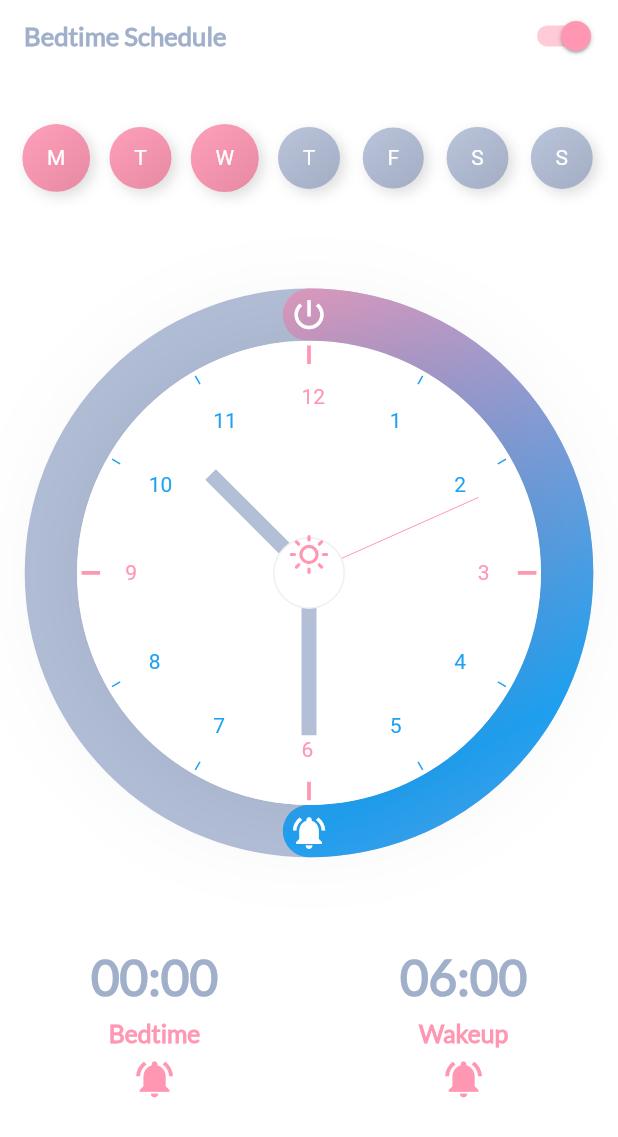
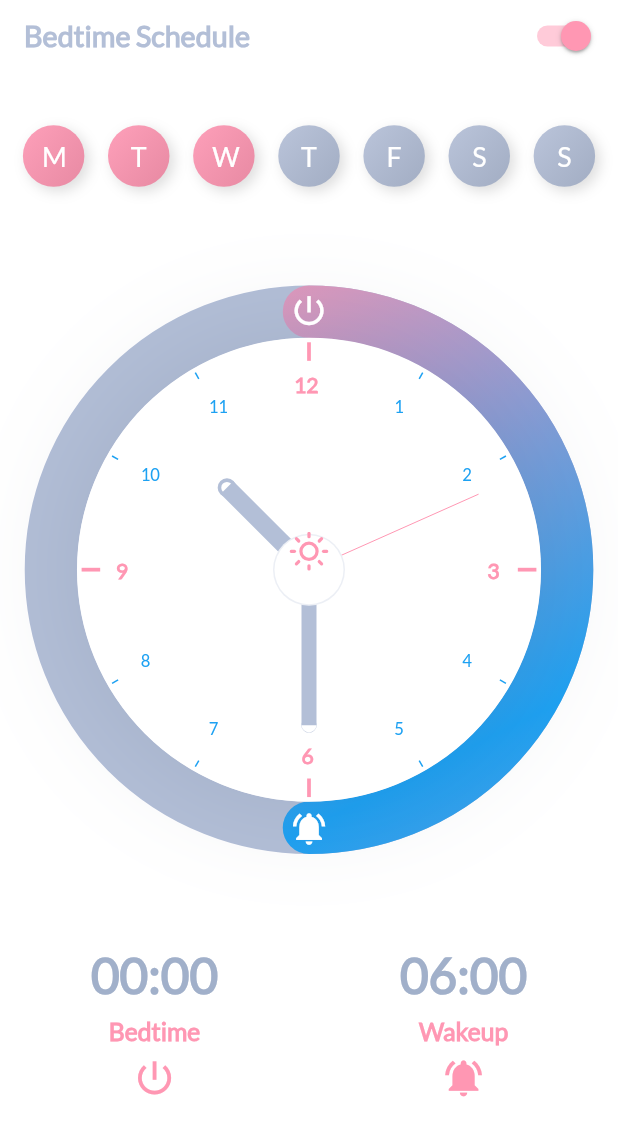
Before and after one commit to lambiengcode/analog-clock, a Flutter app: the BedTimePage widget shown alone on an empty page, opened directly, on a phone screen of 412 x 824 dp. Shown: the top 1137 px of the screen. Run offline on Flutter 3.47's test engine with Material 2 defaults, Android fonts, the phone set to English and light mode, and no system bars; drawn by our look-alikes of flutter_neumorphic, percent_indicator; our stand-ins replace flutter_icons, flutter_svg, get, get_storage, google_fonts; accounts and stored records are empty.

Commit message:
custom clock painter

```diff
--- a/lib/src/pages/bedtime/bed_time_page.dart
+++ b/lib/src/pages/bedtime/bed_time_page.dart
@@ -140,9 +140,9 @@ class _BedTimePageState extends State<BedTimePage> {
           Text(
             'Bedtime Schedule',
             style: TextStyle(
-              color: Theme.of(context).iconTheme.color,
+              color: Theme.of(context).accentColor,
               fontFamily: 'Lato',
-              fontSize: width / 24.0,
+              fontSize: width / 21.5,
               fontWeight: FontWeight.w600,
             ),
           ),
@@ -212,7 +212,7 @@ class _BedTimePageState extends State<BedTimePage> {
         ),
         SizedBox(height: 6.0),
         Icon(
-          Icons.notifications_active,
+          icon,
           color: Theme.of(context).primaryColor,
           size: width / 14.0,
         ),
--- a/lib/src/pages/bedtime/widgets/pick_day.dart
+++ b/lib/src/pages/bedtime/widgets/pick_day.dart
@@ -38,19 +38,19 @@ class _PickDayState extends State<PickDay> {
 
   Widget _buildAction(context, index) {
     return Container(
-      height: width / 7.5,
-      width: width / 7.5,
+      height: width / 8,
+      width: width / 8,
       alignment: Alignment.center,
       child: NeumorphicButton(
         onPressed: () => pickDay(index),
         child: Text(
           values[index],
-          style: TextStyle(
-            color: Theme.of(context).scaffoldBackgroundColor,
-            fontWeight: FontWeight.w400,
-          ),
+          style: Theme.of(context).textTheme.headline2.copyWith(
+                fontSize: width / 23.0,
+                fontFamily: 'Lato',
+                fontWeight: FontWeight.w400,
+              ),
         ),
-        padding: EdgeInsets.all(width / 25.0),
         style: NeumorphicStyle(
           shape: NeumorphicShape.convex,
           boxShape: NeumorphicBoxShape.circle(),
--- a/lib/src/pages/home/widgets/body.dart
+++ b/lib/src/pages/home/widgets/body.dart
@@ -36,13 +36,6 @@ class Body extends StatelessWidget {
               child: Row(
                 children: [
                   CountryCard(
-                    country: "Ho Chi Minh, VN",
-                    timeZone: "UTC +7 | SEA",
-                    iconSrc: "assets/icons/Sydney.svg",
-                    time: format.format(DateTime.now()),
-                    period: "PM",
-                  ),
-                  CountryCard(
                     country: "New York, USA",
                     timeZone: "UTC -5 | EST",
                     iconSrc: "assets/icons/Liberty.svg",
@@ -65,7 +58,7 @@ class Body extends StatelessWidget {
                     period: "AM",
                   ),
                   CountryCard(
-                    country: "HongKong, China",
+                    country: "HongKong, CN",
                     timeZone: "UTC +8 | EA",
                     iconSrc: "assets/icons/Sydney.svg",
                     time: format.format(
--- a/lib/src/pages/home/widgets/clock_painter.dart
+++ b/lib/src/pages/home/widgets/clock_painter.dart
@@ -31,14 +31,22 @@ class ClockPainter extends CustomPainter {
 
     // Minute Calculation
     double minX =
-        centerX + size.width * 0.35 * cos((dateTime.minute * 6) * pi / 180);
+        centerX + size.width * 0.335 * cos((dateTime.minute * 6) * pi / 180);
     double minY =
-        centerY + size.width * 0.35 * sin((dateTime.minute * 6) * pi / 180);
+        centerY + size.width * 0.335 * sin((dateTime.minute * 6) * pi / 180);
 
     //Minute Line
     canvas.drawLine(
       center,
       Offset(minX, minY),
+      Paint()
+        ..color = Theme.of(context).accentColor
+        ..style = PaintingStyle.stroke
+        ..strokeWidth = 10,
+    );
+    canvas.drawCircle(
+      Offset(minX, minY),
+      .1,
       Paint()
         ..color = Theme.of(context).accentColor
         ..style = PaintingStyle.stroke
@@ -50,17 +58,25 @@ class ClockPainter extends CustomPainter {
     // dateTime.minute * 0.5 each minute we want to turn our hour line a little
     double hourX = centerX +
         size.width *
-            0.3 *
+            0.25 *
             cos((dateTime.hour * 30 + dateTime.minute * 0.5) * pi / 180);
     double hourY = centerY +
         size.width *
-            0.3 *
+            0.25 *
             sin((dateTime.hour * 30 + dateTime.minute * 0.5) * pi / 180);
 
     // hour Line
     canvas.drawLine(
       center,
       Offset(hourX, hourY),
+      Paint()
+        ..color = Theme.of(context).colorScheme.secondary
+        ..style = PaintingStyle.stroke
+        ..strokeWidth = 12.0,
+    );
+    canvas.drawCircle(
+      Offset(hourX, hourY),
+      1.2,
       Paint()
         ..color = Theme.of(context).colorScheme.secondary
         ..style = PaintingStyle.stroke
@@ -83,17 +99,17 @@ class ClockPainter extends CustomPainter {
     // 12h
     clockOffset.asMap().forEach((i, e) {
       double hour12XText =
-          centerX + size.width * .38 * cos(e); // * cos((12 * 30) * pi / 180);
+          centerX + size.width * .4 * cos(e); // * cos((12 * 30) * pi / 180);
       double hour12YText =
-          centerY - size.width * .38 * sin(e); // * sin((12) * pi / 180);
+          centerY - size.width * .4 * sin(e); // * sin((12) * pi / 180);
 
       double hour12X = centerX +
           size.width *
-              ([0, 3, 6, 9].contains(i) ? .45 : .47) *
+              ([0, 3, 6, 9].contains(i) ? .45 : .475) *
               cos(e); // * cos((12 * 30) * pi / 180);
       double hour12Y = centerY +
           size.width *
-              ([0, 3, 6, 9].contains(i) ? .45 : .47) *
+              ([0, 3, 6, 9].contains(i) ? .45 : .475) *
               sin(e); // * sin((12) * pi / 180);
       // canvas.drawCircle(
       //     Offset(hour12Y, hour12X), 4, Paint()..color = Colors.black);
@@ -110,6 +126,12 @@ class ClockPainter extends CustomPainter {
             color: [0, 3, 6, 9].contains(i)
                 ? Theme.of(context).primaryColor
                 : Theme.of(context).secondaryHeaderColor,
+            fontFamily: 'Lato',
+            fontSize: [0, 3, 6, 9].contains(i)
+                ? size.width / 22.0
+                : size.width / 28.0,
+            fontWeight:
+                [0, 3, 6, 9].contains(i) ? FontWeight.w600 : FontWeight.w400,
           ),
           text: i == 0 ? '12' : i.toString());
       TextPainter tp = new TextPainter(
@@ -119,8 +141,10 @@ class ClockPainter extends CustomPainter {
       );
       canvas.rotate(pi / 2);
       tp.layout();
-      tp.paint(canvas,
-          new Offset(hour12XText - 5.0, hour12YText - size.width - 8.0));
+      tp.paint(
+          canvas,
+          new Offset(hour12XText - (i == 0 ? 10.0 : 5.0),
+              hour12YText - size.width - 8.0));
       canvas.rotate(-pi / 2);
       canvas.drawLine(
         Offset(hour12Y, hour12X),
--- a/lib/src/theme/themes.dart
+++ b/lib/src/theme/themes.dart
@@ -22,6 +22,7 @@ class Themes {
       bodyText2: TextStyle(color: kBodyTextColorLight),
       headline4: TextStyle(color: kTitleTextLightColor, fontSize: 32),
       headline1: TextStyle(color: kTitleTextLightColor, fontSize: 80),
+      headline2: TextStyle(color: kTitleTextDarkColor, fontSize: 80),
     ),
     brightness: Brightness.light,
   );
@@ -44,6 +45,7 @@ class Themes {
       bodyText2: TextStyle(color: kBodyTextColorDark),
       headline4: TextStyle(color: kTitleTextDarkColor, fontSize: 32),
       headline1: TextStyle(color: kTitleTextDarkColor, fontSize: 80),
+      headline2: TextStyle(color: kTitleTextDarkColor, fontSize: 80),
     ),
     brightness: Brightness.dark,
   );
```
